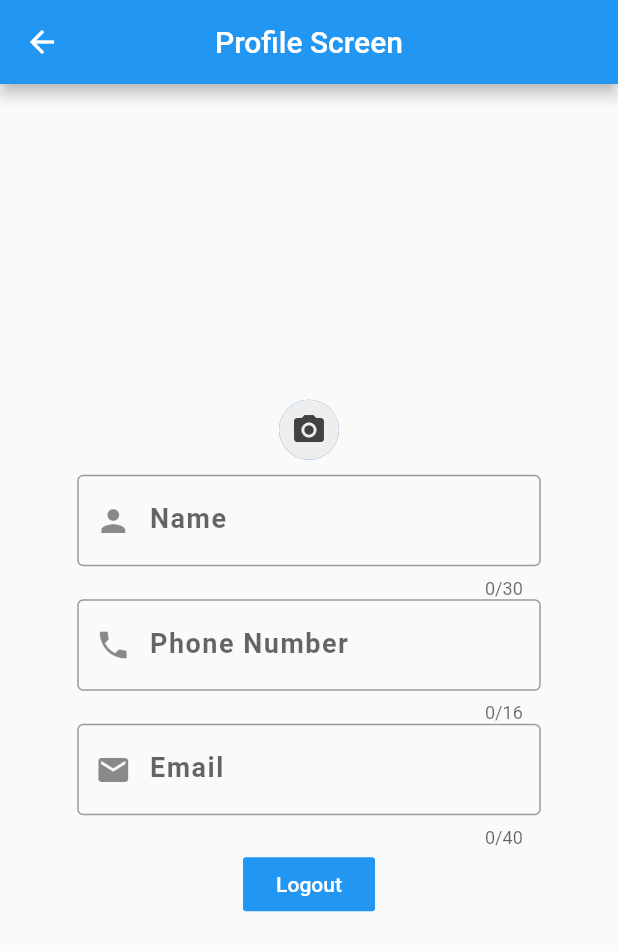
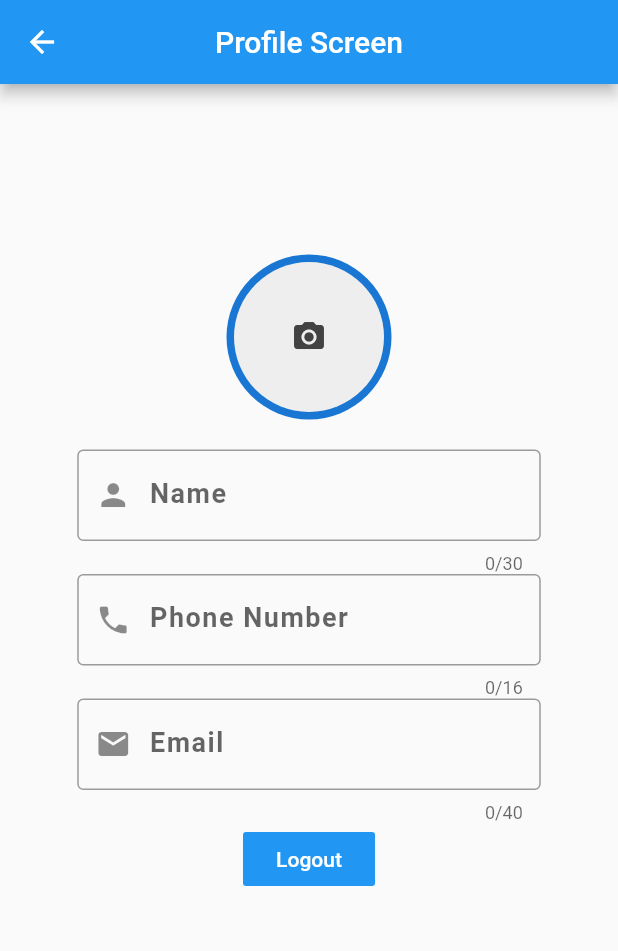
Before and after one commit to garimak64/practical_sevenbits, a Flutter app: the ProfileScreen screen opened directly, on a phone screen of 412 x 824 dp. Shown: the top 951 px of the screen. Run offline on Flutter 3.47's test engine with Material 2 defaults, Android fonts, the phone set to English and light mode, and no system bars; our stand-ins replace country_code_picker, firebase_auth, firebase_core, image_picker, sms_autofill; accounts and stored records are empty; network calls fail.

Commit message:
Final Draft

```diff
--- /dev/null
+++ b/lib/FirebaseHelper.dart
@@ -0,0 +1,7 @@
+import 'package:firebase_auth/firebase_auth.dart';
+
+class FirebaseHelper {
+  static FirebaseAuth _auth = FirebaseAuth.instance;
+  static get auth => _auth;
+
+}
--- a/lib/profile_screen.dart
+++ b/lib/profile_screen.dart
@@ -3,6 +3,7 @@ import 'dart:io';
 import 'package:firebase_auth/firebase_auth.dart';
 import 'package:flutter/material.dart';
 import 'package:image_picker/image_picker.dart';
+import 'package:practical_7bits/FirebaseHelper.dart';
 
 class ProfileScreen extends StatefulWidget {
   @override
@@ -22,33 +23,32 @@ class _ProfileScreenState extends State<ProfileScreen> {
           title: Text("Profile Screen"),
           centerTitle: true,
         ),
-        body: Padding(
-          padding: const EdgeInsets.all(8.0),
-          child: Center(
+        body: Center(
           child: Column(
-              mainAxisAlignment: MainAxisAlignment.center,
             children: <Widget>[
+              Spacer(),
               GestureDetector(
                 onTap: () => _showPicker(context),
                 child: Padding(
-                    padding: const EdgeInsets.only(bottom: 10.0),
+                  padding: const EdgeInsets.only(bottom: 20.0),
                   child: CircleAvatar(
+                    radius: 55.0,
                     child: _image != null
                         ? ClipRRect(
-                              borderRadius: BorderRadius.circular(100),
+                            borderRadius: BorderRadius.circular(50),
                             child: Image.file(
                               File(_image.path),
                               width: 100,
                               height: 100,
-                                fit: BoxFit.fitHeight,
+                              fit: BoxFit.fitWidth,
                             ),
                           )
                         : Container(
                             decoration: BoxDecoration(
                                 color: Colors.grey[200],
-                                  borderRadius: BorderRadius.circular(100)),
-                              width: 150,
-                              height: 150,
+                                borderRadius: BorderRadius.circular(50)),
+                            width: 100,
+                            height: 100,
                             child: Icon(
                               Icons.camera_alt,
                               color: Colors.grey[800],
@@ -125,11 +125,12 @@ class _ProfileScreenState extends State<ProfileScreen> {
                 textColor: Colors.white,
                 color: Colors.blue,
                 onPressed: () {
-                    FirebaseAuth.instance.signOut();
+                  FirebaseHelper.auth.signOut();
+                  Navigator.of(context).popUntil((route) => route.isFirst);
                 },
-                )
+              ),
+              Spacer(flex:2)
             ],
-            ),
           ),
         ));
   }
--- a/lib/provider.dart
+++ /dev/null
@@ -1,6 +0,0 @@
-import 'package:flutter/material.dart';
-
-class Provider with ChangeNotifier {
-
-
-}
--- a/pubspec.yaml
+++ b/pubspec.yaml
@@ -29,6 +29,7 @@ dependencies:
   firebase_auth: ^0.18.4+1
   cloud_firestore: ^0.14.4
   image_picker: ^0.6.7+15
+  sms_autofill:
 
   # The following adds the Cupertino Icons font to your application.
   # Use with the CupertinoIcons class for iOS style icons.
```
Also changed, not shown: lib/main.dart (+22 -2 lines), lib/otp_screen.dart (+28 -13 lines), lib/resend_button.dart (deleted, +0 -68 lines), pubspec.lock, 1 other file. Lines whose indentation alone changed are shown as unchanged.
